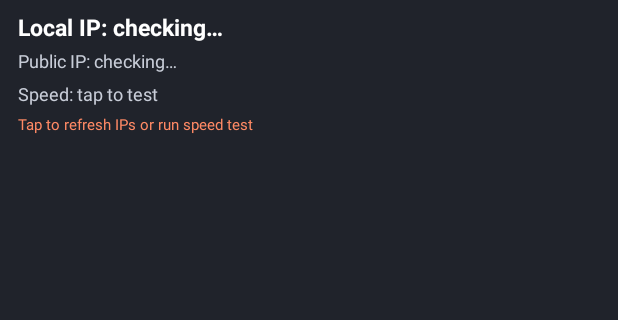
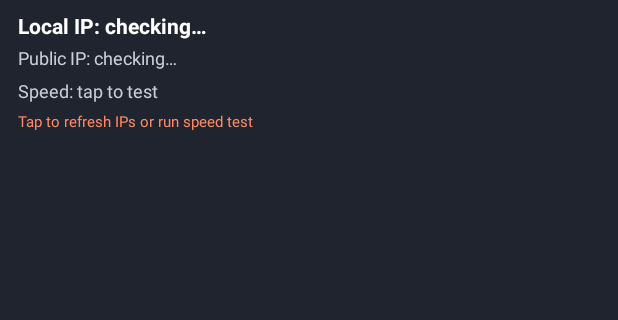
Before and after one commit to KRAN-K/2pctBatt, an Android app: the layout network_widget.xml on its own in the app's theme, with its tools: preview values and no code run, on a phone screen of 412 x 824 dp, the part 41-361 px from its top. Run offline under Robolectric (Android 15) with nearby library versions, the phone set to English and light mode, and no system bars.

Commit message:
Add responsive widget sizes and shared theme colors

```diff
--- a/app/src/main/res/layout/network_widget.xml
+++ b/app/src/main/res/layout/network_widget.xml
@@ -1,9 +1,9 @@
 <LinearLayout xmlns:android="http://schemas.android.com/apk/res/android"
     android:id="@+id/network_widget_root" android:layout_width="match_parent" android:layout_height="match_parent"
-    android:orientation="vertical" android:padding="12dp" android:background="#20232B">
-    <TextView android:layout_width="wrap_content" android:layout_height="wrap_content" android:text="2%POWER • NETWORK" android:textColor="#FF8A65" android:textStyle="bold" android:textSize="11sp"/>
-    <TextView android:id="@+id/network_local_ip" android:layout_width="match_parent" android:layout_height="wrap_content" android:text="Local IP: checking…" android:textColor="#FFFFFF" android:textSize="15sp" android:textStyle="bold" android:paddingTop="7dp"/>
+    android:orientation="vertical" android:padding="12dp" android:background="#20242E">
+    <TextView android:id="@+id/network_widget_title" android:layout_width="wrap_content" android:layout_height="wrap_content" android:text="2%POWER • NETWORK" android:textColor="#FF8A65" android:textStyle="bold" android:textSize="11sp"/>
+    <TextView android:id="@+id/network_local_ip" android:layout_width="match_parent" android:layout_height="wrap_content" android:text="Local IP: checking…" android:textColor="#FFFFFF" android:textSize="14sp" android:textStyle="bold" android:paddingTop="7dp"/>
     <TextView android:id="@+id/network_public_ip" android:layout_width="match_parent" android:layout_height="wrap_content" android:text="Public IP: checking…" android:textColor="#C8CDD8" android:textSize="12sp" android:paddingTop="3dp"/>
     <TextView android:id="@+id/network_speed" android:layout_width="match_parent" android:layout_height="wrap_content" android:text="Speed: tap to test" android:textColor="#C8CDD8" android:textSize="12sp" android:paddingTop="5dp"/>
-    <TextView android:layout_width="match_parent" android:layout_height="wrap_content" android:text="Tap to refresh IPs or run speed test" android:textColor="#FF8A65" android:textSize="10sp" android:paddingTop="5dp"/>
+    <TextView android:id="@+id/network_widget_hint" android:layout_width="match_parent" android:layout_height="wrap_content" android:text="Tap to refresh IPs or run speed test" android:textColor="#FF8A65" android:textSize="10sp" android:paddingTop="5dp"/>
 </LinearLayout>
```
